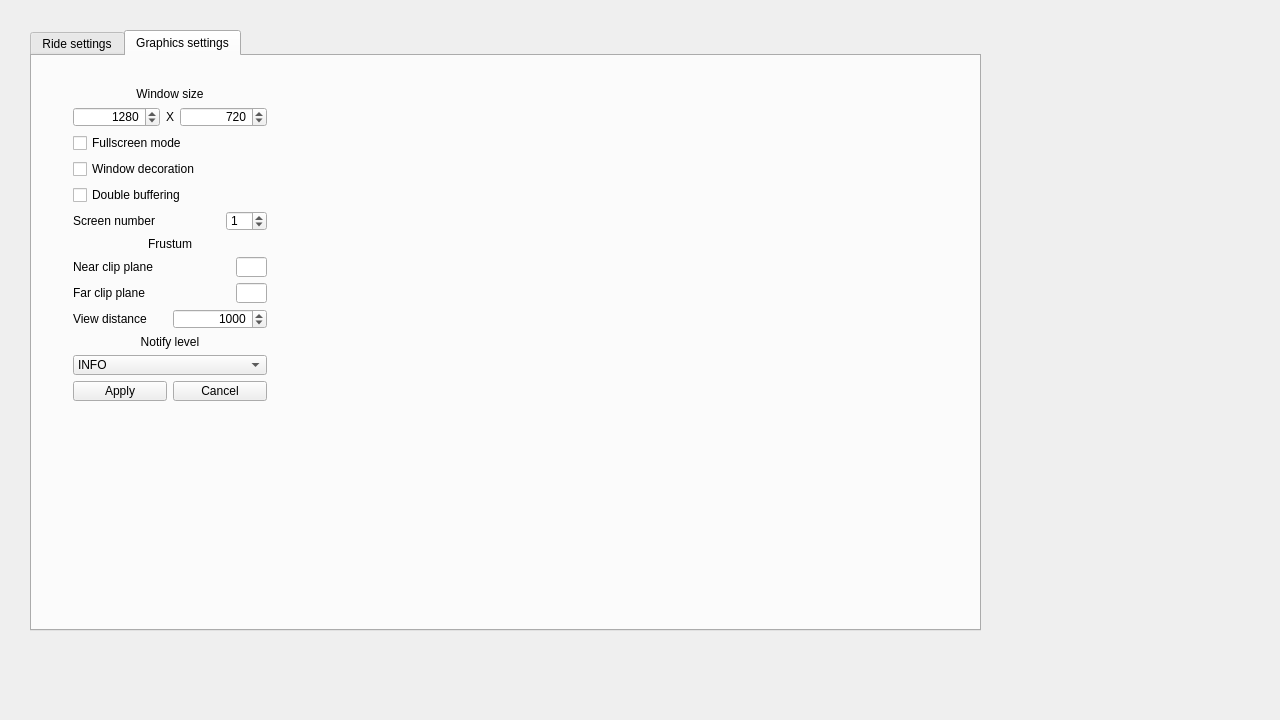
Qt form launcher/forms/mainwindow.ui (maisvendoo/RRS) before a commit.
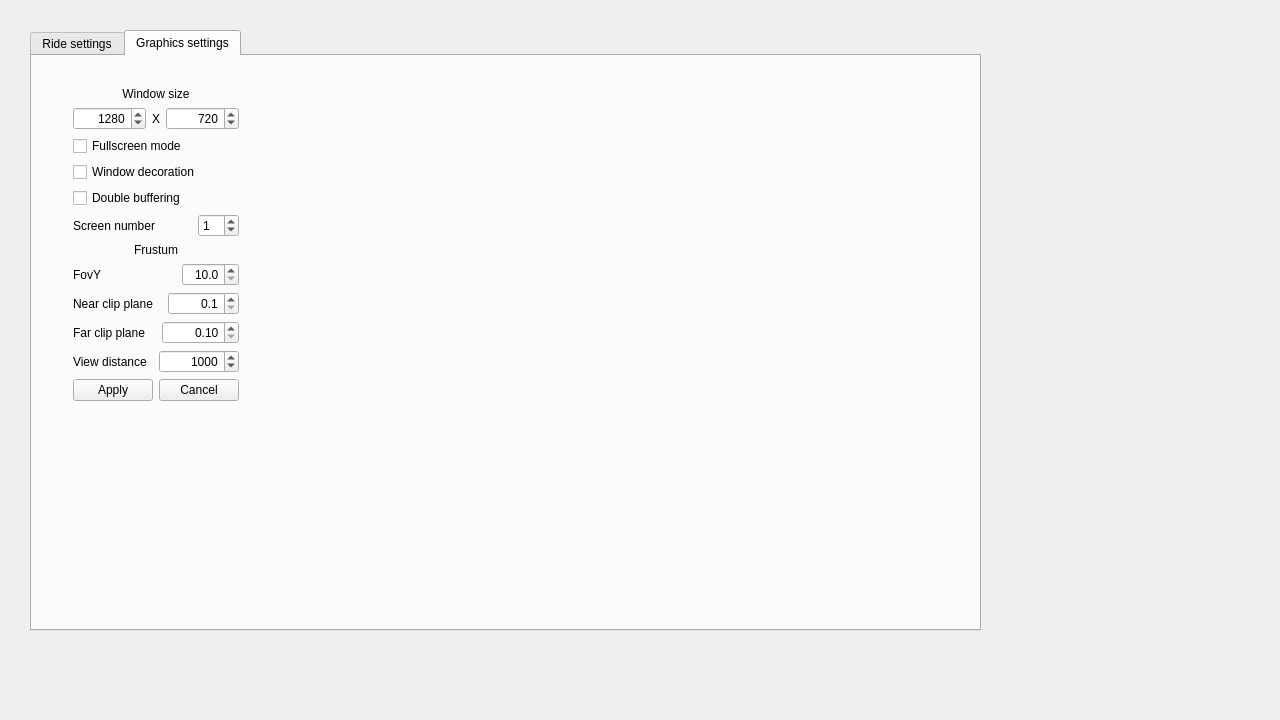
The same form after that commit. The open tabs and pages were chosen to show the change.

```diff
--- a/launcher/forms/mainwindow.ui
+++ b/launcher/forms/mainwindow.ui
@@ -381,7 +381,7 @@
         <x>30</x>
         <y>20</y>
         <width>261</width>
-        <height>336</height>
+        <height>355</height>
        </rect>
       </property>
       <layout class="QGridLayout" name="gridLayout_2">
@@ -490,7 +490,34 @@
           </widget>
          </item>
          <item>
-          <layout class="QHBoxLayout" name="horizontalLayout_8" stretch="5,1">
+          <layout class="QHBoxLayout" name="horizontalLayout_12" stretch="5,0">
+           <item>
+            <widget class="QLabel" name="label_14">
+             <property name="text">
+              <string>FovY</string>
+             </property>
+            </widget>
+           </item>
+           <item>
+            <widget class="QDoubleSpinBox" name="dspFovY">
+             <property name="alignment">
+              <set>Qt::AlignRight|Qt::AlignTrailing|Qt::AlignVCenter</set>
+             </property>
+             <property name="decimals">
+              <number>1</number>
+             </property>
+             <property name="minimum">
+              <double>10.000000000000000</double>
+             </property>
+             <property name="maximum">
+              <double>120.000000000000000</double>
+             </property>
+            </widget>
+           </item>
+          </layout>
+         </item>
+         <item>
+          <layout class="QHBoxLayout" name="horizontalLayout_8" stretch="5,3">
            <item>
             <widget class="QLabel" name="label_9">
              <property name="text">
@@ -499,12 +526,25 @@
             </widget>
            </item>
            <item>
-            <widget class="QLineEdit" name="lineEdit"/>
+            <widget class="QDoubleSpinBox" name="dspNear">
+             <property name="alignment">
+              <set>Qt::AlignRight|Qt::AlignTrailing|Qt::AlignVCenter</set>
+             </property>
+             <property name="decimals">
+              <number>1</number>
+             </property>
+             <property name="minimum">
+              <double>0.100000000000000</double>
+             </property>
+             <property name="maximum">
+              <double>10000.000000000000000</double>
+             </property>
+            </widget>
            </item>
           </layout>
          </item>
          <item>
-          <layout class="QHBoxLayout" name="horizontalLayout_9" stretch="5,1">
+          <layout class="QHBoxLayout" name="horizontalLayout_9" stretch="5,2">
            <item>
             <widget class="QLabel" name="label_10">
              <property name="text">
@@ -513,7 +553,17 @@
             </widget>
            </item>
            <item>
-            <widget class="QLineEdit" name="lineEdit_2"/>
+            <widget class="QDoubleSpinBox" name="dspFar">
+             <property name="alignment">
+              <set>Qt::AlignRight|Qt::AlignTrailing|Qt::AlignVCenter</set>
+             </property>
+             <property name="minimum">
+              <double>0.100000000000000</double>
+             </property>
+             <property name="maximum">
+              <double>10000.000000000000000</double>
+             </property>
+            </widget>
            </item>
           </layout>
          </item>
@@ -547,35 +597,6 @@
            </item>
           </layout>
          </item>
-         <item>
-          <widget class="QLabel" name="label_12">
-           <property name="text">
-            <string>Notify level</string>
-           </property>
-           <property name="alignment">
-            <set>Qt::AlignCenter</set>
-           </property>
-          </widget>
-         </item>
-         <item>
-          <widget class="QComboBox" name="cboxNotifyLevel">
-           <item>
-            <property name="text">
-             <string>INFO</string>
-            </property>
-           </item>
-           <item>
-            <property name="text">
-             <string>WARNING</string>
-            </property>
-           </item>
-           <item>
-            <property name="text">
-             <string>ERROR</string>
-            </property>
-           </item>
-          </widget>
-         </item>
          <item>
           <layout class="QHBoxLayout" name="horizontalLayout_6">
            <item>
```
Left out of the diff: 6 changed lines with no effect on the pictures.
